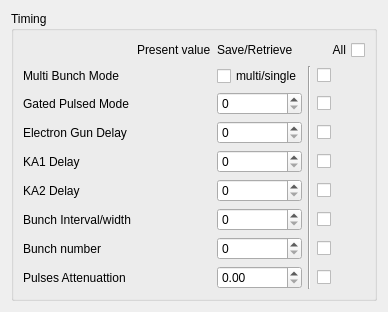
srgblnch/LinacGUI, file src/widgets/ui/snapshot_timing.ui: the form before one commit.
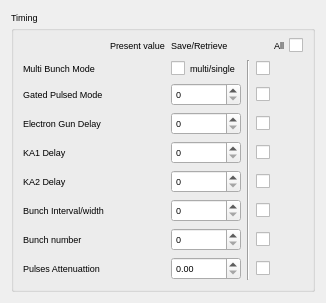
The form after the commit. Custom widgets are drawn as their Qt base class.

Commit message: bug fix the issues with the Danger Ops in the LinacValueCheckBox. Now non of the Danger ops will be autoapply. modify the snapshot widgets

```diff
--- a/src/widgets/ui/snapshot_timing.ui
+++ b/src/widgets/ui/snapshot_timing.ui
@@ -6,10 +6,15 @@
    <rect>
     <x>0</x>
     <y>0</y>
-    <width>388</width>
-    <height>276</height>
+    <width>326</width>
+    <height>272</height>
    </rect>
   </property>
+  <property name="font">
+   <font>
+    <pointsize>7</pointsize>
+   </font>
+  </property>
   <property name="windowTitle">
    <string>Form</string>
   </property>
@@ -253,12 +258,6 @@
    <header>taurus.qt.qtgui.container</header>
    <container>1</container>
   </customwidget>
-  <customwidget>
-   <class>TaurusGroupBox</class>
-   <extends>QGroupBox</extends>
-   <header>taurus.qt.qtgui.container</header>
-   <container>1</container>
-  </customwidget>
   <customwidget>
    <class>TaurusLabel</class>
    <extends>QLabel</extends>
@@ -274,6 +273,12 @@
    <extends>QPixmapWidget</extends>
    <header>taurus.qt.qtgui.display</header>
   </customwidget>
+  <customwidget>
+   <class>TaurusGroupBox</class>
+   <extends>QGroupBox</extends>
+   <header>taurus.qt.qtgui.container</header>
+   <container>1</container>
+  </customwidget>
   <customwidget>
    <class>QPixmapWidget</class>
    <extends>QWidget</extends>
```
Left out of the diff: 34 changed lines with no effect on the pictures. The commit also changes 19 other files.
